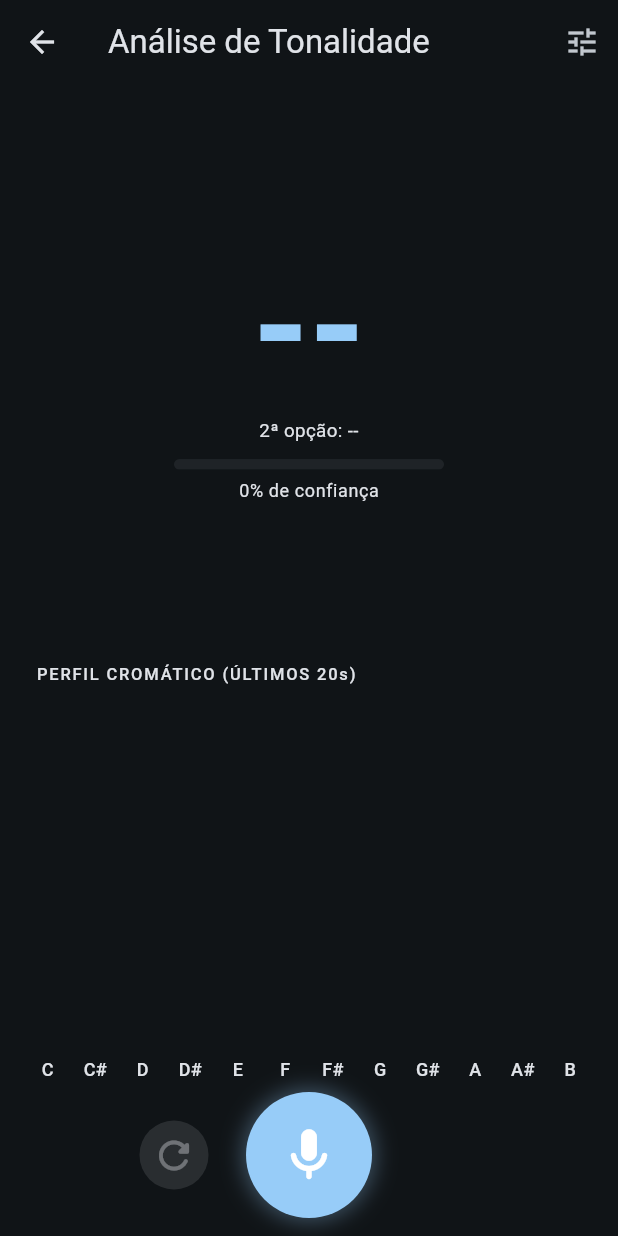
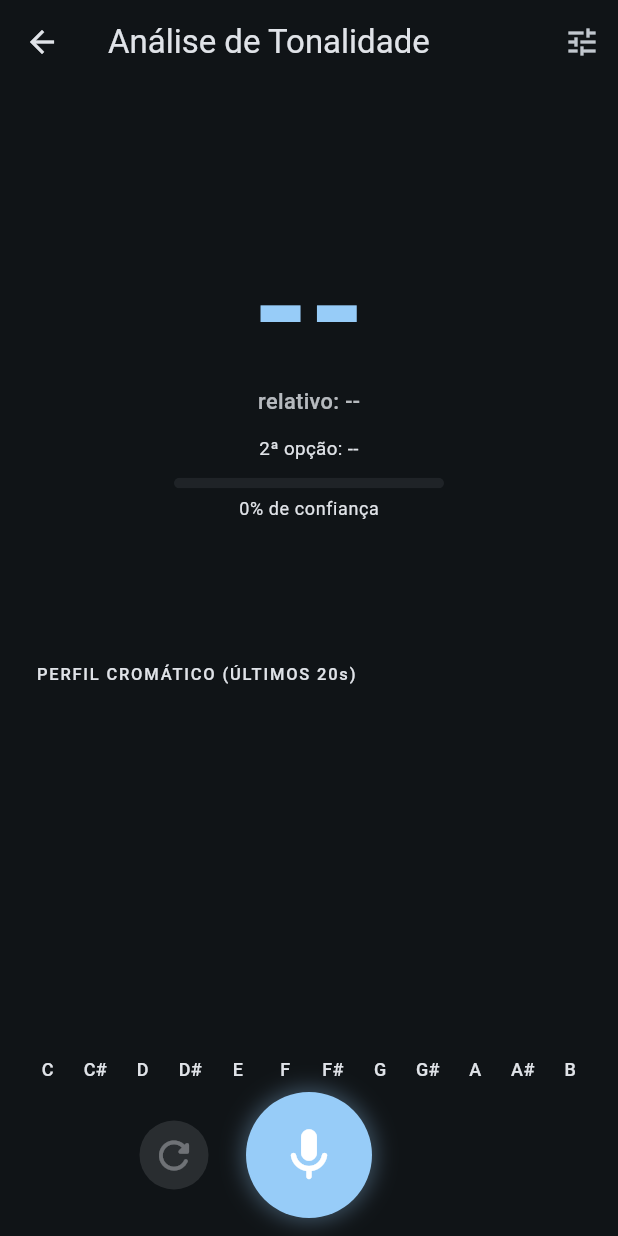
Before and after one commit to Str1NnG/tonalize, a Flutter app: the KeyAnalysisScreen screen opened directly, on a phone screen of 412 x 824 dp. Run offline on Flutter 3.47's test engine with Material 3 defaults, Android fonts, the phone set to English and light mode, and no system bars; drawn by our look-alikes of fl_chart; our stand-ins replace permission_handler, shared_preferences, sqflite, vibration; accounts and stored records are empty.

Commit message:
Mostra o tom relativo sempre visível na interface

```diff
--- a/lib/core/key_profiles.dart
+++ b/lib/core/key_profiles.dart
@@ -224,6 +224,12 @@ class KeyCandidate {
   String get label => '$name $mode';
   String get shortLabel => '$name${major ? "" : "m"}';
 
+  /// Tom relativo: maior -> tônica + 9 (menor); menor -> tônica + 3 (maior).
+  KeyCandidate get relative {
+    final relTonic = (tonic + (major ? 9 : 3)) % 12;
+    return KeyCandidate(relTonic, !major, 0.0);
+  }
+
   bool sameKey(KeyCandidate? o) =>
       o != null && o.tonic == tonic && o.major == major;
 
--- a/lib/screens/key_analysis_screen.dart
+++ b/lib/screens/key_analysis_screen.dart
@@ -786,6 +786,17 @@ class _KeyAnalysisScreenState extends State<KeyAnalysisScreen>
                         ),
                       ),
                     ],
+                    const SizedBox(height: 4),
+                    Text(
+                      displayedKey != null
+                          ? 'relativo: ${displayedKey.relative.label}'
+                          : 'relativo: --',
+                      style: TextStyle(
+                        fontSize: 14.5,
+                        fontWeight: FontWeight.w500,
+                        color: theme.textTheme.bodyMedium?.color?.withValues(alpha: 0.8),
+                      ),
+                    ),
                     if (_currentReading?.showPassage == true &&
                         _currentReading?.passage != null) ...[
                       const SizedBox(height: 4),
```
Also changed, not shown: 1 other file.
